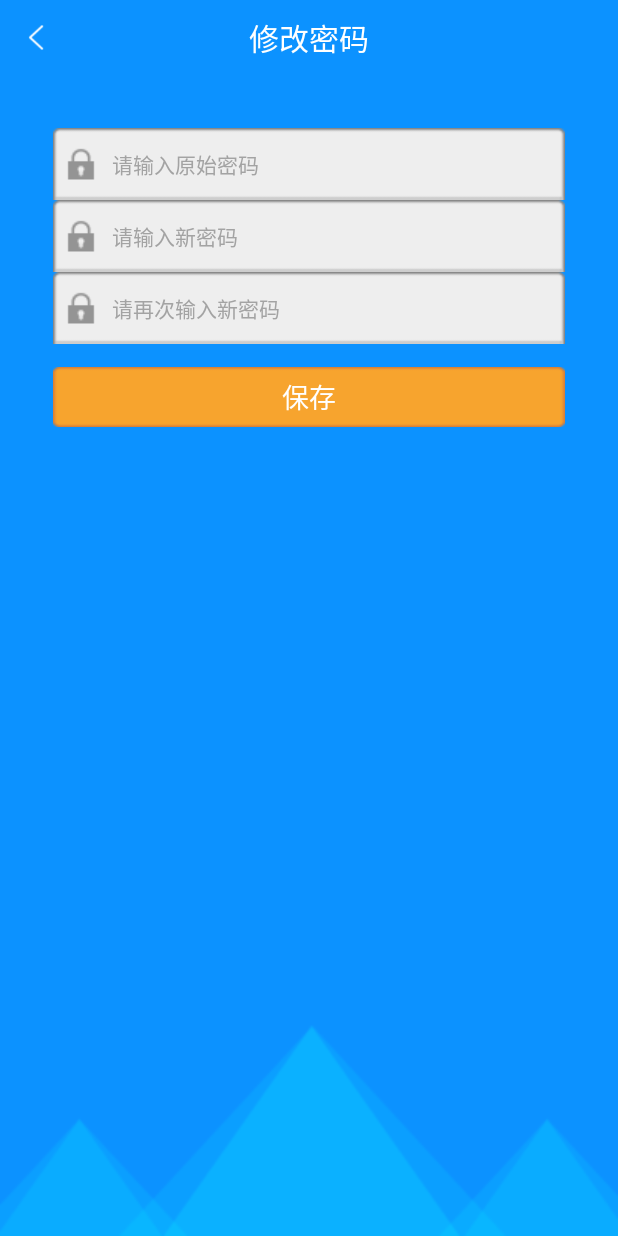
After one commit to baldrsky/Boxuegu, an Android app: the ModifyPswActivity screen opened directly, with no data from a screen before it, on a phone screen of 412 x 824 dp. The commit adds this screen. Run offline under Robolectric (Android 15) with nearby library versions, the phone set to English and light mode, and no system bars; 1 statement that could not run was skipped.

Commit message:
"我"的模块--设置－修改密码

```diff
--- a/app/src/main/AndroidManifest.xml
+++ b/app/src/main/AndroidManifest.xml
@@ -20,7 +20,8 @@
         <activity android:name=".activity.RegisterActivity" />
         <activity android:name=".activity.ExercisesDetailActivity" />
         <activity android:name=".activity.LoginActivity" />
-        <activity android:name=".activity.SettingActivity"></activity>
+        <activity android:name=".activity.SettingActivity" />
+        <activity android:name=".activity.ModifyPswActivity"></activity>
     </application>
 
 </manifest>
--- /dev/null
+++ b/app/src/main/java/cn/edu/gdmec/android/boxuegu/activity/ModifyPswActivity.java
@@ -0,0 +1,106 @@
+package cn.edu.gdmec.android.boxuegu.activity;
+
+import android.content.Intent;
+import android.content.SharedPreferences;
+import android.support.v7.app.AppCompatActivity;
+import android.os.Bundle;
+import android.text.TextUtils;
+import android.view.View;
+import android.widget.Button;
+import android.widget.EditText;
+import android.widget.TextView;
+import android.widget.Toast;
+
+import cn.edu.gdmec.android.boxuegu.R;
+import cn.edu.gdmec.android.boxuegu.utils.AnalysisUtils;
+import cn.edu.gdmec.android.boxuegu.utils.MD5Utils;
+
+public class ModifyPswActivity extends AppCompatActivity {
+
+    private EditText et_original_psw;
+    private EditText et_new_psw;
+    private EditText et_new_psw_again;
+    private String originalPsw;
+    private String newPsw;
+    private String newPswAgain;
+    private String userName;
+
+    @Override
+    protected void onCreate(Bundle savedInstanceState) {
+        super.onCreate(savedInstanceState);
+        setContentView(R.layout.activity_modify_psw);
+        userName = AnalysisUtils.readLoginUserName(this);
+        init();
+    }
+
+    private void init() {
+        TextView tv_main_title = (TextView) findViewById(R.id.tv_main_title);
+        tv_main_title.setText("修改密码");
+        TextView tv_back = (TextView) findViewById(R.id.tv_back);
+        tv_back.setOnClickListener(new View.OnClickListener() {
+            @Override
+            public void onClick(View view) {
+                ModifyPswActivity.this.finish();
+            }
+        });
+
+        et_original_psw = (EditText)findViewById(R.id.et_original_psw);
+        et_new_psw = (EditText)findViewById(R.id.et_new_psw);
+        et_new_psw_again = (EditText)findViewById(R.id.et_new_psw_again);
+
+        Button btn_Save = (Button)findViewById(R.id.btn_save);
+        btn_Save.setOnClickListener(new View.OnClickListener() {
+            @Override
+            public void onClick(View view) {
+                getEditString();
+                if (TextUtils.isEmpty(originalPsw)){
+                    Toast.makeText(ModifyPswActivity.this,"请输入原始密码",Toast.LENGTH_SHORT).show();
+                    return;
+                }else if (!MD5Utils.md5(originalPsw).equals(readPsw())){
+                    Toast.makeText(ModifyPswActivity.this,"输入的密码和原始密码不一致",Toast.LENGTH_SHORT).show();
+                    return;
+                }else if (MD5Utils.md5(newPsw).equals(readPsw())){
+                    Toast.makeText(ModifyPswActivity.this,"输入的新密码和原始密码不能一致",Toast.LENGTH_SHORT).show();
+                    return;
+                }else if (TextUtils.isEmpty(newPsw)){
+                    Toast.makeText(ModifyPswActivity.this,"请输入新密码",Toast.LENGTH_SHORT).show();
+                    return;
+                }else if (TextUtils.isEmpty(newPswAgain)){
+                    Toast.makeText(ModifyPswActivity.this,"请再次输入新密码",Toast.LENGTH_SHORT).show();
+                    return;
+                }else if (!newPsw.equals(newPswAgain)){
+                    Toast.makeText(ModifyPswActivity.this,"两次输入的密码不一致 ",Toast.LENGTH_SHORT).show();
+                    return;
+                }else {
+                    Toast.makeText(ModifyPswActivity.this,"新密码设置成功 ",Toast.LENGTH_SHORT).show();
+                    modifyPsw(newPsw);
+                    Intent intent = new Intent(ModifyPswActivity.this,LoginActivity.class);
+                    startActivity(intent);
+                    SettingActivity.instance.finish();   //关闭设置页面
+                    ModifyPswActivity.this.finish();  //关闭当前页面
+                }
+            }
+        });
+    }
+
+    private void modifyPsw(String newPsw) {
+        String md5Psw = MD5Utils.md5(newPsw);
+        SharedPreferences sp = getSharedPreferences("loginInfo",MODE_PRIVATE);
+        SharedPreferences.Editor editor = sp.edit();
+        editor.putString(userName,md5Psw);
+        editor.commit();
+    }
+
+    private String readPsw() {
+        SharedPreferences sp = getSharedPreferences("loginInfo",MODE_PRIVATE);
+        String spPsw = sp.getString(userName, "");
+        return spPsw;
+    }
+
+    private void getEditString() {
+        originalPsw = et_original_psw.getText().toString().trim();
+        newPsw = et_new_psw.getText().toString().trim();
+        newPswAgain = et_new_psw_again.getText().toString().trim();
+
+    }
+}
--- /dev/null
+++ b/app/src/main/res/layout/activity_modify_psw.xml
@@ -0,0 +1,78 @@
+<?xml version="1.0" encoding="utf-8"?>
+<LinearLayout
+    xmlns:android="http://schemas.android.com/apk/res/android"
+    xmlns:tools="http://schemas.android.com/tools"
+    android:background="@drawable/register_bg"
+    android:layout_width="match_parent"
+    android:layout_height="match_parent"
+    android:orientation="vertical"
+    tools:context=".activity.ModifyPswActivity">
+    <include layout="@layout/main_title_bar">
+    </include>
+    <EditText
+        android:id="@+id/et_original_psw"
+        android:layout_gravity="center_horizontal"
+        android:background="@drawable/register_user_name_bg"
+        android:layout_marginTop="35dp"
+        android:layout_marginLeft="35dp"
+        android:layout_marginRight="35dp"
+        android:drawableLeft="@drawable/psw_icon"
+        android:drawablePadding="10dp"
+        android:gravity="center_vertical"
+        android:hint="请输入原始密码"
+        android:inputType="textPassword"
+        android:paddingLeft="8dp"
+        android:textColor="#000000"
+        android:textColorHint="#a3a3a3"
+        android:textSize="14sp"
+        android:layout_width="fill_parent"
+        android:layout_height="48dp"/>
+
+    <EditText
+        android:id="@+id/et_new_psw"
+        android:layout_gravity="center_horizontal"
+        android:background="@drawable/register_user_name_bg"
+        android:layout_marginLeft="35dp"
+        android:layout_marginRight="35dp"
+        android:drawableLeft="@drawable/psw_icon"
+        android:drawablePadding="10dp"
+        android:gravity="center_vertical"
+        android:hint="请输入新密码"
+        android:inputType="textPassword"
+        android:paddingLeft="8dp"
+        android:textColor="#000000"
+        android:textColorHint="#a3a3a3"
+        android:textSize="14sp"
+        android:layout_width="fill_parent"
+        android:layout_height="48dp"/>
+    <EditText
+        android:id="@+id/et_new_psw_again"
+        android:layout_gravity="center_horizontal"
+        android:background="@drawable/register_user_name_bg"
+        android:layout_marginLeft="35dp"
+        android:layout_marginRight="35dp"
+        android:drawableLeft="@drawable/psw_icon"
+        android:drawablePadding="10dp"
+        android:gravity="center_vertical"
+        android:hint="请再次输入新密码"
+        android:inputType="textPassword"
+        android:paddingLeft="8dp"
+        android:textColor="#000000"
+        android:textColorHint="#a3a3a3"
+        android:textSize="14sp"
+        android:layout_width="fill_parent"
+        android:layout_height="48dp"/>
+
+    <Button
+        android:id="@+id/btn_save"
+        android:layout_gravity="center_horizontal"
+        android:textSize="18sp"
+        android:textColor="@android:color/white"
+        android:text="保存"
+        android:layout_marginTop="15dp"
+        android:layout_marginLeft="35dp"
+        android:layout_marginRight="35dp"
+        android:background="@drawable/register_selector"
+        android:layout_width="fill_parent"
+        android:layout_height="40dp"/>
+</LinearLayout>
```
Also changed, not shown: app/src/main/java/cn/edu/gdmec/android/boxuegu/activity/SettingActivity.java (+7 -0 lines).
